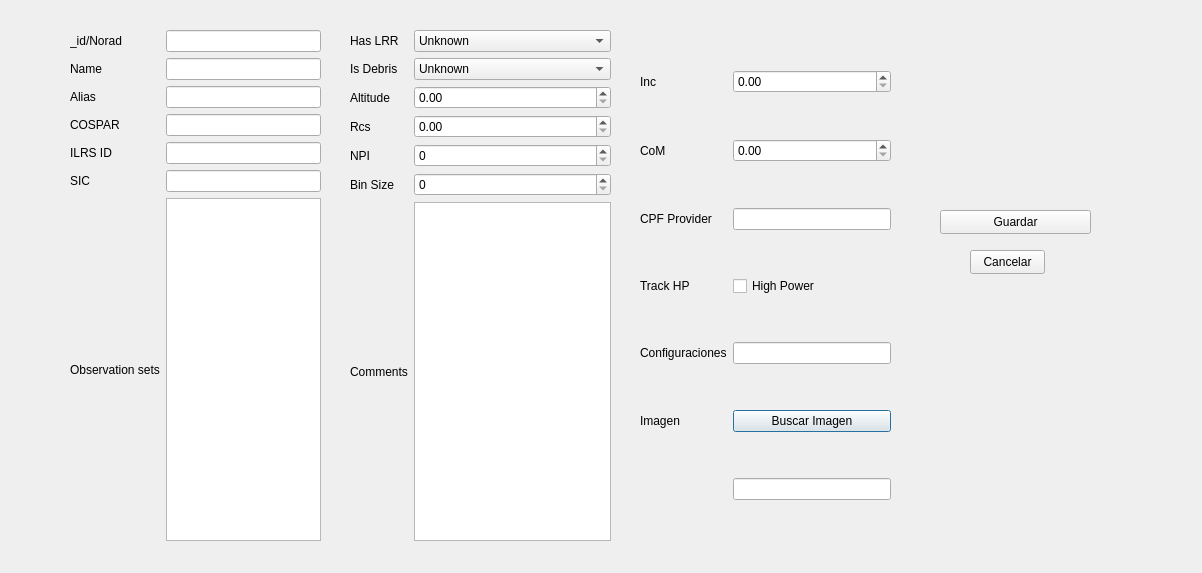
First picture: the form in BD_DEGORAS/addobjectdialog.ui, repository Tiranex/DegorasProject, before the edit.
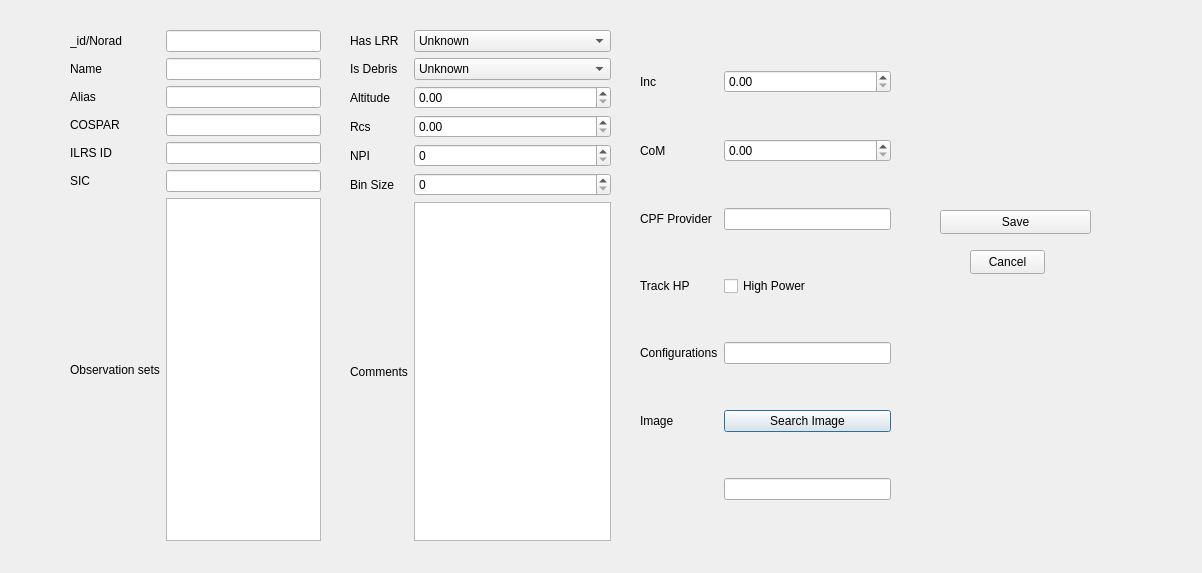
Second picture: the form after the edit.

Diff of the .ui file:
```diff
--- a/BD_DEGORAS/addobjectdialog.ui
+++ b/BD_DEGORAS/addobjectdialog.ui
@@ -257,7 +257,7 @@
     <item row="5" column="0">
      <widget class="QLabel" name="label_18">
       <property name="text">
-       <string>Imagen</string>
+       <string>Image</string>
       </property>
      </widget>
     </item>
@@ -267,14 +267,14 @@
     <item row="4" column="0">
      <widget class="QLabel" name="label_16">
       <property name="text">
-       <string>Configuraciones</string>
+       <string>Configurations</string>
       </property>
      </widget>
     </item>
     <item row="5" column="1">
      <widget class="QPushButton" name="browseImageBtn">
       <property name="text">
-       <string>Buscar Imagen</string>
+       <string>Search Image</string>
       </property>
      </widget>
     </item>
@@ -314,7 +314,7 @@
     </rect>
    </property>
    <property name="text">
-    <string>Guardar</string>
+    <string>Save</string>
    </property>
   </widget>
   <widget class="QPushButton" name="cancelButton">
@@ -327,7 +327,7 @@
     </rect>
    </property>
    <property name="text">
-    <string>Cancelar</string>
+    <string>Cancel</string>
    </property>
   </widget>
  </widget>
```
Left out of the diff: 25 changed lines with no effect on the pictures.
